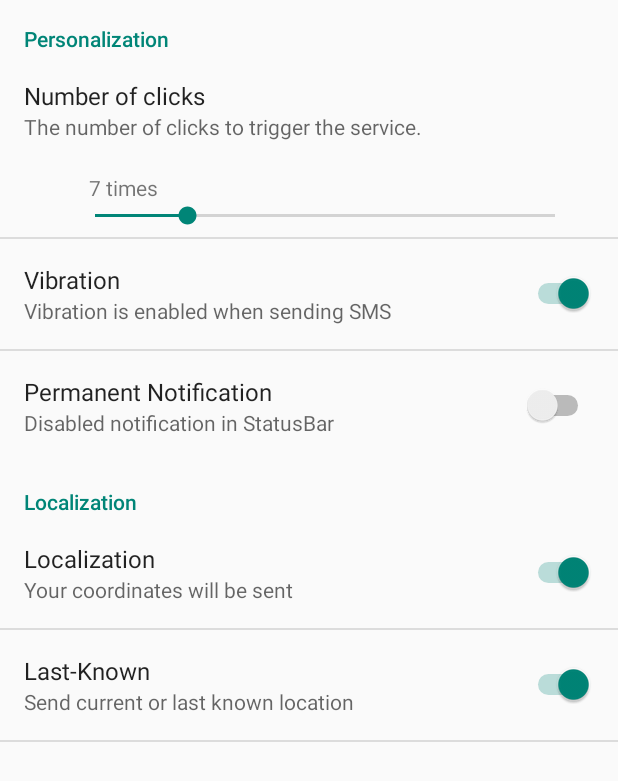
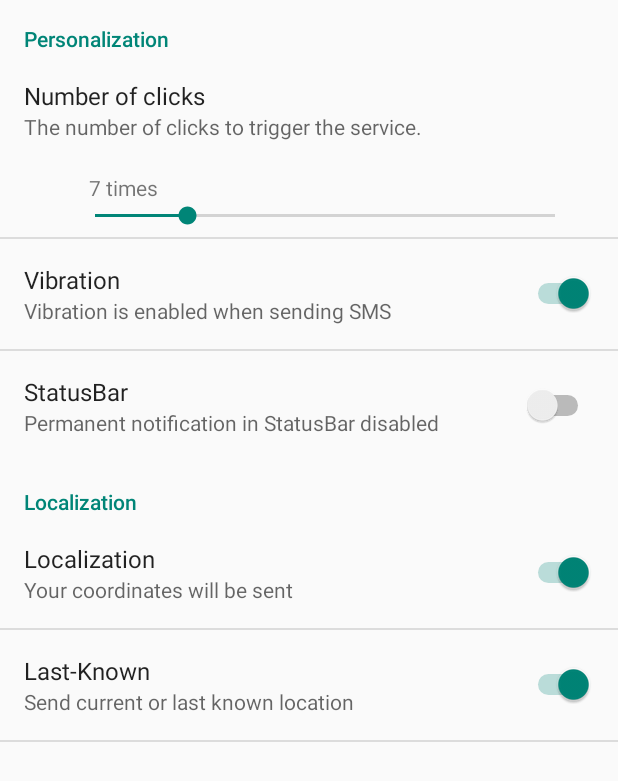
Before and after one commit to PuR3v1L/EmergencySMS, an Android app: the screen it shows after launch (PrefsActivity), after a tap on "Preferences", on a phone screen of 412 x 824 dp. Shown: the top 781 px of the screen. Run offline under Robolectric (Android 15) with nearby library versions, the phone set to English and light mode, and no system bars; libraries missing offline, so code that uses them is left out: android.test.suitebuilder; 1 statement that could not run was skipped.

Commit message:
Version Code 5 - Version Name 2.0.b0111213 ---------------------CHANGELOG----------------- Ready to UPLOAD!

```diff
--- a/InstantSMSEmergency/src/main/AndroidManifest.xml
+++ b/InstantSMSEmergency/src/main/AndroidManifest.xml
@@ -19,6 +19,7 @@
         android:icon="@drawable/ic_launcher"
         android:label="@string/app_name"
         android:theme="@style/AppTheme"
+        android:debuggable="false"
         android:screenOrientation="portrait">
         <activity
             android:name="com.spydiko.instantsmsemergency.MainActivity"
--- a/InstantSMSEmergency/src/main/java/com/spydiko/instantsmsemergency/InstantSMSemergensy.java
+++ b/InstantSMSEmergency/src/main/java/com/spydiko/instantsmsemergency/InstantSMSemergensy.java
@@ -20,7 +20,7 @@ public class InstantSMSemergensy extends Application {
 
 	private static final String TAG = "InstantSMSemergency";
 	private String phoneNumber, textToBeSent;
-	public static final Boolean debugging = true;
+	public static final Boolean debugging = false;
 	private LocationManager locationManager;
 	private Location currentBestLocation;
 	private static final int TWO_MINUTES = 1000 * 60 * 2;
--- a/InstantSMSEmergency/src/main/res/values/strings.xml
+++ b/InstantSMSEmergency/src/main/res/values/strings.xml
@@ -27,9 +27,9 @@
     <string name="notification_text">Emergency SMS started</string>
     <string name="notification_title">Emergency SMS Active</string>
     <string name="notification_context_text">Click to open</string>
-    <string name="permanent_notification">Permanent Notification</string>
-    <string name="permanent_notification_summary_on">Enabled notification in StatusBar</string>
-    <string name="permanent_notification_summary_off">Disabled notification in StatusBar</string>
+    <string name="permanent_notification">StatusBar</string>
+    <string name="permanent_notification_summary_on">Permanent notification in StatusBar enabled</string>
+    <string name="permanent_notification_summary_off">Permanent notification in StatusBar disabled</string>
     <string name="localization_prefs">Localization</string>
     <string name="times">times</string>
     <string name="screen_off_counter_sum">The number of clicks to trigger the service.</string>
```
